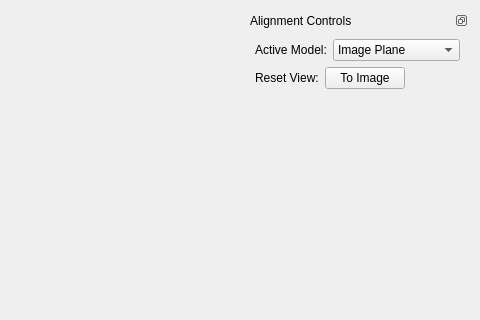
Qt form mapclientplugins/meshgeneratorstep/qt/meshgeneratorwidget.ui (mlin865/mapclientplugins.scaffoldcreator) before a commit; both pictures show x 660 to 1140 and y 0 to 320 of the 1140 by 668 pixel window.
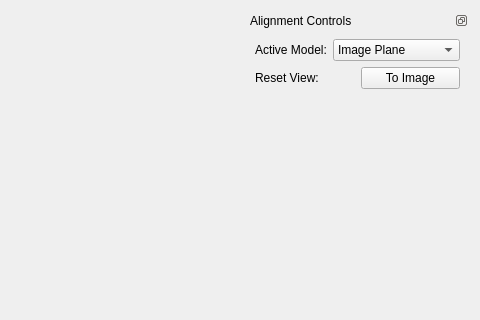
The same form after that commit. Custom widgets are drawn as their Qt base class.

Commit message: Adjust layout of alignment toolbox.

The edit to the form file:
```diff
--- a/mapclientplugins/meshgeneratorstep/qt/meshgeneratorwidget.ui
+++ b/mapclientplugins/meshgeneratorstep/qt/meshgeneratorwidget.ui
@@ -436,19 +436,6 @@
            </property>
           </widget>
          </item>
-         <item>
-          <spacer name="horizontalSpacer">
-           <property name="orientation">
-            <enum>Qt::Horizontal</enum>
-           </property>
-           <property name="sizeHint" stdset="0">
-            <size>
-             <width>40</width>
-             <height>20</height>
-            </size>
-           </property>
-          </spacer>
-         </item>
         </layout>
        </item>
        <item>
```
The commit also changes 1 other file.
